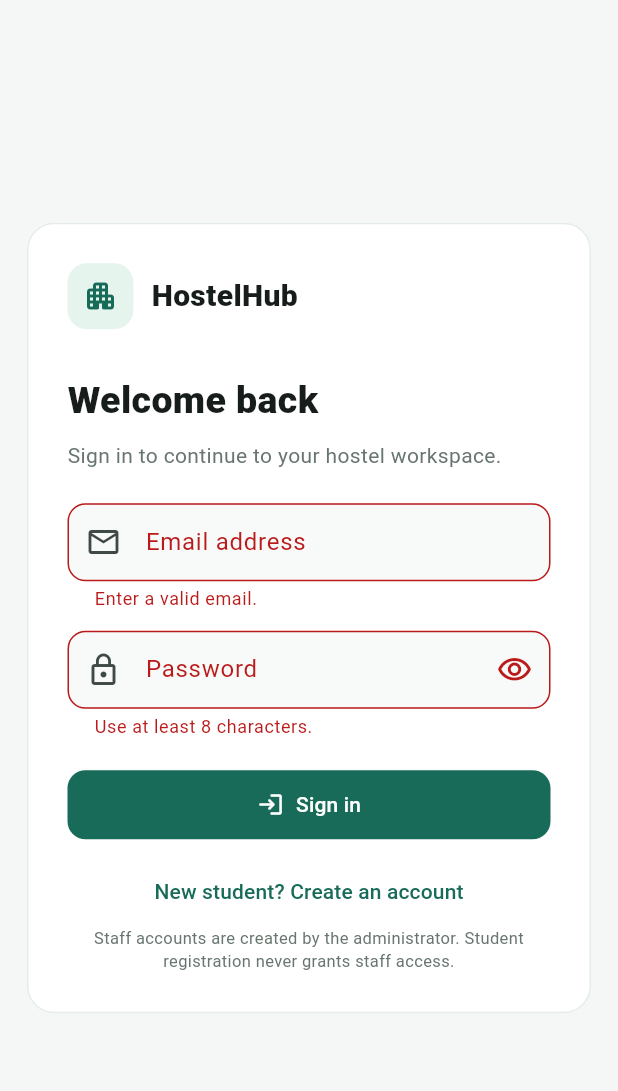
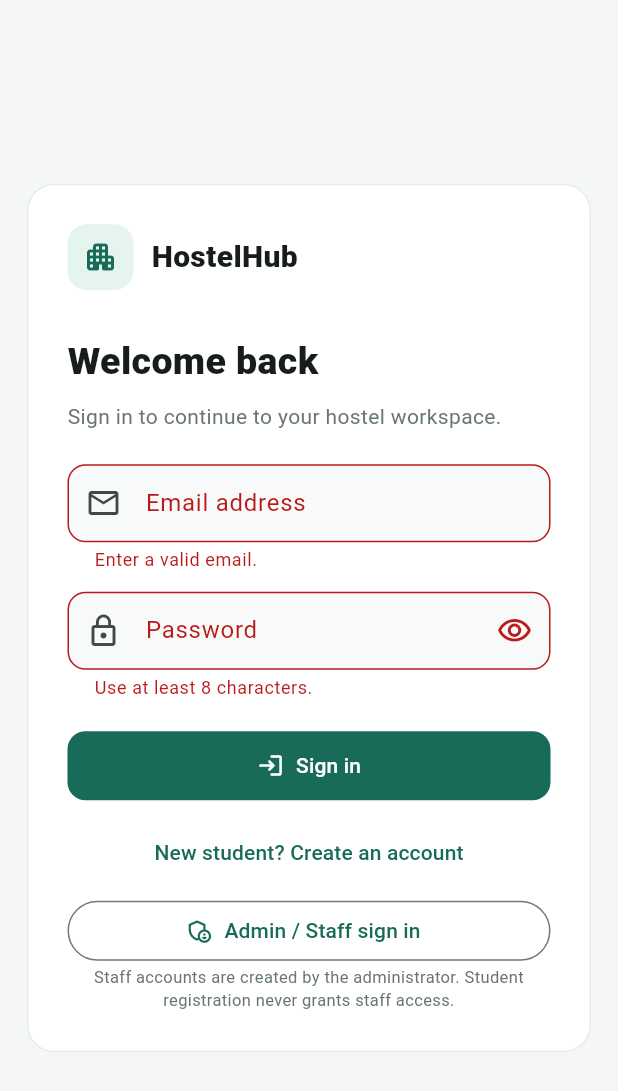
Before and after one commit to shiva31rama-cell/HRMS, a Flutter app: the screen it shows after launch, after a tap on "Sign in", on a phone screen of 412 x 824 dp. Shown: the top 1091 px of the screen. Run offline on Flutter 3.47's test engine with Material 3 defaults, Android fonts, the phone set to English and light mode, and no system bars; our stand-ins replace shared_preferences; project files that could hold a hidden picture were left out.

Commit message:
Add a role-checked admin and staff sign-in button

```diff
--- a/app/lib/screens/login_screen.dart
+++ b/app/lib/screens/login_screen.dart
@@ -17,6 +17,7 @@ class _LoginScreenState extends State<LoginScreen> {
   final _phone = TextEditingController();
   final _password = TextEditingController();
   bool _register = false;
+  bool _staffLogin = false;
   bool _busy = false;
   bool _hide = true;
   String? _error;
@@ -42,8 +43,13 @@ class _LoginScreenState extends State<LoginScreen> {
         body['phone'] = _phone.text.trim();
       }
       final data = Map<String, dynamic>.from(await widget.api.post(path, body) as Map);
+      final user = Map<String, dynamic>.from(data['user'] as Map);
+      if (_staffLogin && !['admin', 'warden'].contains(user['role'])) {
+        setState(() => _error = 'This account is not an admin or warden account. Use student sign-in.');
+        return;
+      }
       await widget.api.setToken(data['token'].toString());
-      if (mounted) widget.onAuthenticated(Map<String, dynamic>.from(data['user'] as Map));
+      if (mounted) widget.onAuthenticated(user);
     } catch (error) {
       if (mounted) setState(() => _error = error.toString().replaceFirst('Exception: ', ''));
     } finally {
@@ -127,10 +133,16 @@ class _LoginScreenState extends State<LoginScreen> {
             const Text('HostelHub', style: TextStyle(fontSize: 20, fontWeight: FontWeight.w800)),
           ]),
           const SizedBox(height: 30),
-          Text(_register ? 'Create your account' : 'Welcome back',
+          Text(
+              _register ? 'Create your account' : _staffLogin ? 'Admin / staff sign in' : 'Welcome back',
               style: const TextStyle(fontSize: 25, fontWeight: FontWeight.w800)),
           const SizedBox(height: 8),
-          Text(_register ? 'Register a student account to get started.' : 'Sign in to continue to your hostel workspace.',
+          Text(
+              _register
+                  ? 'Register a student account to get started.'
+                  : _staffLogin
+                      ? 'Use your administrator or warden account.'
+                      : 'Sign in to continue to your hostel workspace.',
               style: const TextStyle(color: Color(0xFF68766F), height: 1.4)),
           const SizedBox(height: 22),
           if (_register) ...[
@@ -174,16 +186,50 @@ class _LoginScreenState extends State<LoginScreen> {
               icon: _busy
                   ? const SizedBox(width: 17, height: 17, child: CircularProgressIndicator(strokeWidth: 2, color: Colors.white))
                   : Icon(_register ? Icons.person_add_alt_1 : Icons.login_rounded),
-              label: Text(_busy ? 'Please wait…' : (_register ? 'Create account' : 'Sign in')),
+              label: Text(_busy
+                  ? 'Please wait…'
+                  : _register
+                      ? 'Create account'
+                      : _staffLogin
+                          ? 'Staff sign in'
+                          : 'Sign in'),
             ),
           ),
           const SizedBox(height: 10),
           Center(
             child: TextButton(
-              onPressed: _busy ? null : () => setState(() { _register = !_register; _error = null; }),
-              child: Text(_register ? 'Already registered? Sign in' : 'New student? Create an account'),
+              onPressed: _busy ? null : () => setState(() {
+                if (_register) {
+                  _register = false;
+                  _staffLogin = false;
+                } else if (_staffLogin) {
+                  _staffLogin = false;
+                } else {
+                  _register = true;
+                }
+                _error = null;
+              }),
+              child: Text(_register
+                  ? 'Already registered? Sign in'
+                  : _staffLogin
+                      ? 'Use regular sign in'
+                      : 'New student? Create an account'),
             ),
           ),
+          if (!_register) ...[
+            const SizedBox(height: 4),
+            SizedBox(
+              width: double.infinity,
+              child: OutlinedButton.icon(
+                onPressed: _busy ? null : () => setState(() {
+                  _staffLogin = !_staffLogin;
+                  _error = null;
+                }),
+                icon: Icon(_staffLogin ? Icons.person_outline : Icons.admin_panel_settings_outlined),
+                label: Text(_staffLogin ? 'Student sign in' : 'Admin / Staff sign in'),
+              ),
+            ),
+          ],
           const Text(
             'Staff accounts are created by the administrator. Student registration never grants staff access.',
             textAlign: TextAlign.center,
```
